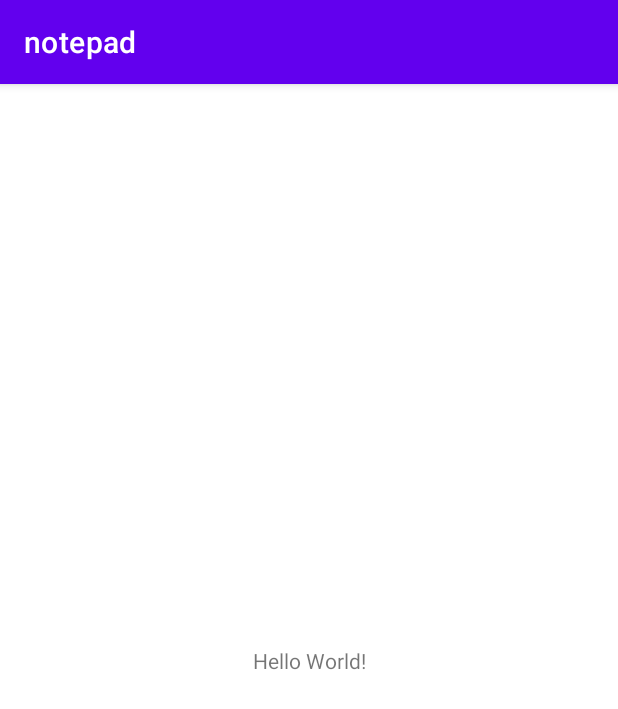
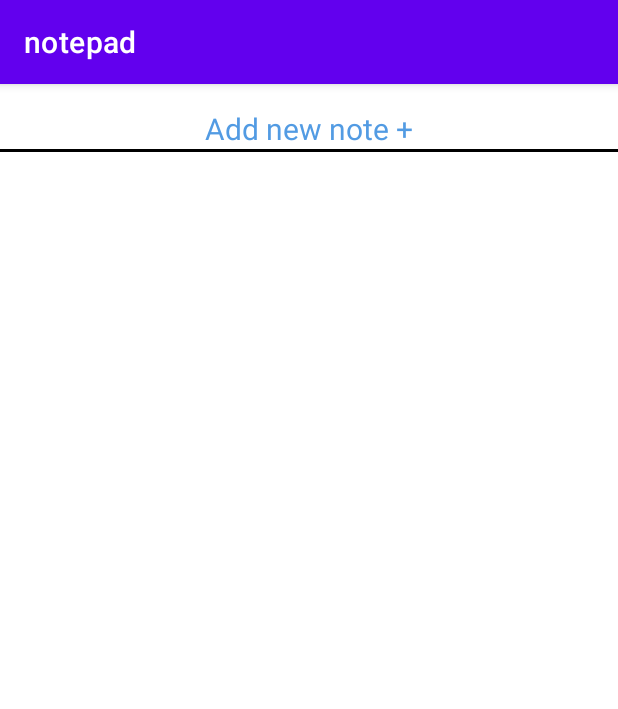
Before and after one commit to JarnoRyhanen/Notepad, an Android app: the screen it shows after launch (MainActivity), on a phone screen of 412 x 824 dp. Shown: the top 709 px of the screen. Run offline under Robolectric (Android 15) with nearby library versions, the phone set to English and light mode, and no system bars; libraries missing offline, so code that uses them is left out: io.realm, io.realm.annotations; 6 statements that could not run were skipped.

Commit message:
made a new notepad app

```diff
--- a/app/build.gradle
+++ b/app/build.gradle
@@ -1,5 +1,7 @@
 plugins {
     id 'com.android.application'
+    id 'realm-android'
+
 }
 
 android {
--- a/app/src/main/AndroidManifest.xml
+++ b/app/src/main/AndroidManifest.xml
@@ -5,6 +5,7 @@
     >
 
     <application
+        android:name=".app.NotepadApplication"
         android:allowBackup="true"
         android:icon="@mipmap/ic_launcher"
         android:label="@string/app_name"
@@ -19,6 +20,7 @@
                 <category android:name="android.intent.category.LAUNCHER" />
             </intent-filter>
         </activity>
+        <activity android:name=".SecondaryActivity" />
     </application>
 
 </manifest>
--- /dev/null
+++ b/app/src/main/java/com/choicely/notepad/IntentKeys.java
@@ -0,0 +1,6 @@
+package com.choicely.notepad;
+
+public class IntentKeys {
+    public final static String NOTE_ID ="intent_note_id";
+
+}
--- a/app/src/main/java/com/choicely/notepad/MainActivity.java
+++ b/app/src/main/java/com/choicely/notepad/MainActivity.java
@@ -1,14 +1,70 @@
 package com.choicely.notepad;
 
 import androidx.appcompat.app.AppCompatActivity;
+import androidx.recyclerview.widget.LinearLayoutManager;
+import androidx.recyclerview.widget.RecyclerView;
 
+import android.content.Intent;
 import android.os.Bundle;
+import android.view.View;
+import android.widget.TextView;
+
+import com.choicely.notepad.dp.RealmHelper;
+
+import io.realm.Realm;
+import io.realm.RealmResults;
+import io.realm.Sort;
+import io.realm.annotations.PrimaryKey;
 
 public class MainActivity extends AppCompatActivity {
+
+    private static final String TAG = "MainActivity";
+
+
+    private TextView newNote;
+    private RecyclerView recyclerView;
+    private NoteAdapter adapter;
+    private int noteID;
 
     @Override
     protected void onCreate(Bundle savedInstanceState) {
         super.onCreate(savedInstanceState);
         setContentView(R.layout.activity_main);
+
+        newNote = findViewById(R.id.main_activity_add_note);
+        recyclerView = findViewById(R.id.main_activity_recycler_view);
+        recyclerView.setLayoutManager(new LinearLayoutManager(this));
+        adapter = new NoteAdapter(this);
+        recyclerView.setAdapter(adapter);
+
+        noteID = (int) getIntent().getLongExtra(IntentKeys.NOTE_ID, -1);
+
+        updateContent();
+
+        newNote.setOnClickListener(v -> {
+            addNewNote(newNote);
+        });
+    }
+
+    @Override
+    protected void onResume() {
+        super.onResume();
+        updateContent();
+    }
+    private void updateContent() {
+        adapter.clear();
+        Realm realm = RealmHelper.getInstance().getRealm();
+
+        RealmResults<NoteData> notes = realm.where(NoteData.class).findAll();
+
+        for (NoteData note : notes) {
+            adapter.add(note);
+        }
+        adapter.notifyDataSetChanged();
+    }
+
+    public void addNewNote(View view) {
+        Intent intent = new Intent(this, SecondaryActivity.class);
+        startActivity(intent);
     }
 }
--- /dev/null
+++ b/app/src/main/java/com/choicely/notepad/NoteAdapter.java
@@ -0,0 +1,78 @@
+package com.choicely.notepad;
+
+import android.content.Context;
+import android.content.Intent;
+import android.view.LayoutInflater;
+import android.view.View;
+import android.view.ViewGroup;
+import android.widget.TextView;
+
+import androidx.annotation.NonNull;
+import androidx.recyclerview.widget.RecyclerView;
+
+import java.util.ArrayList;
+import java.util.List;
+
+public class NoteAdapter extends RecyclerView.Adapter<NoteAdapter.NoteViewHolder> {
+
+    private static final String TAG = "NoteAdapter";
+    private final Context context;
+    private final List<NoteData> list = new ArrayList<>();
+
+    public NoteAdapter(Context context) {
+        this.context = context;
+    }
+
+
+    @NonNull
+    @Override
+    public NoteViewHolder onCreateViewHolder(@NonNull ViewGroup parent, int viewType) {
+        return new NoteViewHolder(LayoutInflater.from(context).inflate(R.layout.note_list_row, parent, false));
+    }
+
+    @Override
+    public void onBindViewHolder(@NonNull NoteViewHolder holder, int position) {
+        NoteData note = list.get(position);
+
+        holder.noteID = note.getId();
+        holder.title.setText(note.getTitle());
+        holder.text.setText(note.getNoteText());
+    }
+
+    public void add(NoteData note) {
+        list.add(note);
+    }
+
+    public int getItemCount() {
+        return list.size();
+    }
+
+    public void clear() {
+        list.clear();
+    }
+
+    static class NoteViewHolder extends RecyclerView.ViewHolder {
+
+        long noteID;
+        TextView title;
+        TextView text;
+
+
+        public NoteViewHolder(@NonNull View view) {
+            super(view);
+            view.setOnClickListener(onRowClick);
+
+            title = view.findViewById(R.id.note_list_row_title);
+            text = view.findViewById(R.id.note_list_row_text);
+        }
+
+        private View.OnClickListener onRowClick = v -> {
+            Context ctx = itemView.getContext();
+            Intent intent = new Intent(ctx, SecondaryActivity.class);
+            intent.putExtra(IntentKeys.NOTE_ID, noteID);
+            ctx.startActivity(intent);
+        };
+
+    }
+
+}
--- /dev/null
+++ b/app/src/main/java/com/choicely/notepad/app/NotepadApplication.java
@@ -0,0 +1,20 @@
+package com.choicely.notepad.app;
+
+import android.app.Application;
+import android.util.Log;
+
+import com.choicely.notepad.dp.RealmHelper;
+
+public class NotepadApplication extends Application {
+    private final static String TAG = "NotepadApplication";
+
+    @Override
+    public void onCreate() {
+        super.onCreate();
+        Log.d(TAG, "App start");
+
+        RealmHelper.init(this);
+
+
+    }
+}
--- /dev/null
+++ b/app/src/main/java/com/choicely/notepad/dp/RealmHelper.java
@@ -0,0 +1,55 @@
+package com.choicely.notepad.dp;
+
+import android.content.Context;
+
+import io.realm.Realm;
+import io.realm.RealmConfiguration;
+
+public class RealmHelper {
+
+    private final static String TAG = "RealmHelper";
+
+    private static final String REALM_NAME = "notepad.realm";
+    private static final int REALM_VERSION = RealmHistory.VERSION_1;
+
+    private Realm realm;
+
+    private static class RealmHistory {
+        static final int VERSION_1 = 1;
+    }
+
+    private static RealmHelper instance;
+
+    private RealmHelper() {
+
+    }
+
+    public static RealmHelper getInstance() {
+        if (instance == null) {
+            throw new IllegalStateException(TAG + " is not initialized!");
+        }
+        return instance;
+    }
+
+    public static void init(Context context) {
+        if (instance != null) {
+            throw new IllegalStateException(TAG + " is already initialized!");
+        }
+        instance = new RealmHelper();
+
+        Realm.init(context);
+
+        RealmConfiguration configuration = new RealmConfiguration.Builder()
+                .name(REALM_NAME)
+                .schemaVersion(REALM_VERSION)
+                .allowWritesOnUiThread(true)
+                .deleteRealmIfMigrationNeeded()
+                .build();
+        instance.realm = Realm.getInstance(configuration);
+    }
+
+    public Realm getRealm() {
+        return realm;
+    }
+
+}
--- a/app/src/main/res/layout/activity_main.xml
+++ b/app/src/main/res/layout/activity_main.xml
@@ -1,21 +1,38 @@
 <?xml version="1.0" encoding="utf-8"?>
-<androidx.constraintlayout.widget.ConstraintLayout
+<LinearLayout
     xmlns:android="http://schemas.android.com/apk/res/android"
     xmlns:app="http://schemas.android.com/apk/res-auto"
     xmlns:tools="http://schemas.android.com/tools"
     android:layout_width="match_parent"
     android:layout_height="match_parent"
+    android:gravity="center_horizontal"
     tools:context=".MainActivity"
+    android:orientation="vertical"
     >
 
     <TextView
+        android:id="@+id/main_activity_add_note"
         android:layout_width="wrap_content"
         android:layout_height="wrap_content"
-        android:text="Hello World!"
-        app:layout_constraintBottom_toBottomOf="parent"
-        app:layout_constraintLeft_toLeftOf="parent"
-        app:layout_constraintRight_toRightOf="parent"
-        app:layout_constraintTop_toTopOf="parent"
+        android:layout_marginTop="16dp"
+        android:clickable="true"
+        android:onClick="addNewNote"
+        android:text="Add new note +"
+        android:textColor="#529BE3"
+        android:textSize="20dp"
+        />
+    <View
+        android:layout_width="match_parent"
+        android:layout_height="2dp"
+        android:background="@color/black"
         />
 
-</androidx.constraintlayout.widget.ConstraintLayout>
+    <androidx.recyclerview.widget.RecyclerView
+        android:id="@+id/main_activity_recycler_view"
+        android:layout_width="match_parent"
+        android:layout_height="match_parent"
+
+        />
+
+
+</LinearLayout>
--- a/build.gradle
+++ b/build.gradle
@@ -6,6 +6,8 @@ buildscript {
     }
     dependencies {
         classpath "com.android.tools.build:gradle:4.1.0"
+        classpath "io.realm:realm-gradle-plugin:10.0.0"
+
 
         // NOTE: Do not place your application dependencies here; they belong
         // in the individual module build.gradle files
```
Also changed, not shown: app/src/main/java/com/choicely/notepad/NoteData.java (added, +38 -0 lines), app/src/main/java/com/choicely/notepad/SecondaryActivity.java (added, +87 -0 lines), app/src/main/res/drawable/border.xml (added, +17 -0 lines), app/src/main/res/layout/note_list_row.xml (added, +37 -0 lines), app/src/main/res/layout/secondary_activity.xml (added, +58 -0 lines).
